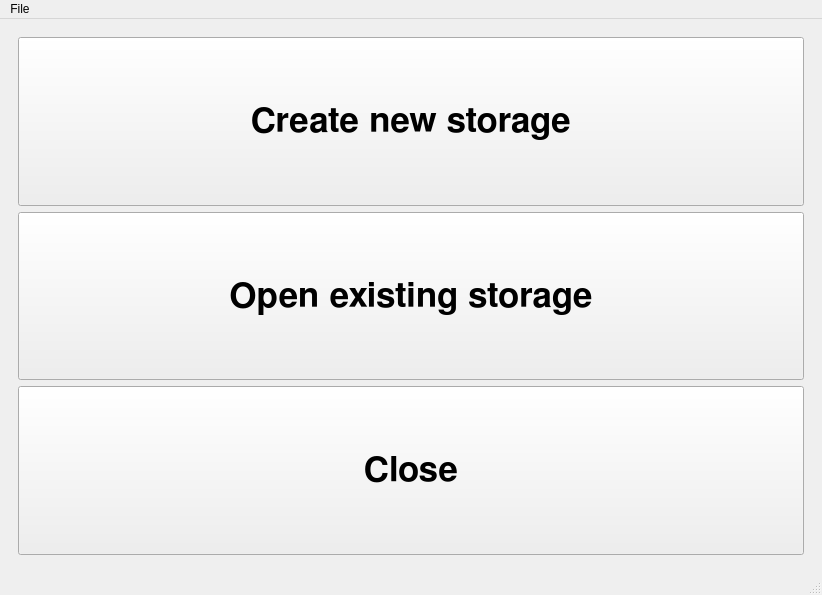
Above: ui designs/start.ui from jarvma18/passpy before the change. Below: the same form after it.
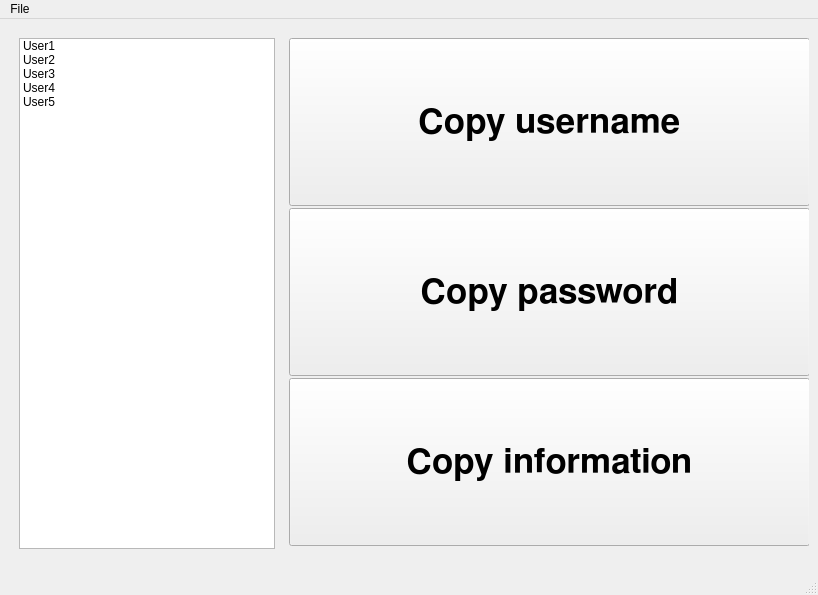
That is the form after the change. The open tabs and pages were chosen to show the change.

Commit message: Added existing storage view.

```diff
--- a/ui designs/start.ui
+++ b/ui designs/start.ui
@@ -6,7 +6,7 @@
    <rect>
     <x>0</x>
     <y>0</y>
-    <width>822</width>
+    <width>818</width>
     <height>595</height>
    </rect>
   </property>
@@ -275,6 +275,127 @@
         </property>
        </widget>
       </widget>
+      <widget class="QWidget" name="page_3">
+       <widget class="QListWidget" name="listWidget">
+        <property name="geometry">
+         <rect>
+          <x>10</x>
+          <y>10</y>
+          <width>256</width>
+          <height>511</height>
+         </rect>
+        </property>
+        <item>
+         <property name="text">
+          <string>User1</string>
+         </property>
+        </item>
+        <item>
+         <property name="text">
+          <string>User2</string>
+         </property>
+        </item>
+        <item>
+         <property name="text">
+          <string>User3</string>
+         </property>
+        </item>
+        <item>
+         <property name="text">
+          <string>User4</string>
+         </property>
+        </item>
+        <item>
+         <property name="text">
+          <string>User5</string>
+         </property>
+        </item>
+       </widget>
+       <widget class="QPushButton" name="pushButton_6">
+        <property name="geometry">
+         <rect>
+          <x>280</x>
+          <y>10</y>
+          <width>521</width>
+          <height>168</height>
+         </rect>
+        </property>
+        <property name="sizePolicy">
+         <sizepolicy hsizetype="Minimum" vsizetype="MinimumExpanding">
+          <horstretch>0</horstretch>
+          <verstretch>0</verstretch>
+         </sizepolicy>
+        </property>
+        <property name="font">
+         <font>
+          <family>FreeSans</family>
+          <pointsize>26</pointsize>
+          <weight>75</weight>
+          <italic>false</italic>
+          <bold>true</bold>
+         </font>
+        </property>
+        <property name="text">
+         <string>Copy username</string>
+        </property>
+       </widget>
+       <widget class="QPushButton" name="pushButton_7">
+        <property name="geometry">
+         <rect>
+          <x>280</x>
+          <y>180</y>
+          <width>521</width>
+          <height>168</height>
+         </rect>
+        </property>
+        <property name="sizePolicy">
+         <sizepolicy hsizetype="Minimum" vsizetype="MinimumExpanding">
+          <horstretch>0</horstretch>
+          <verstretch>0</verstretch>
+         </sizepolicy>
+        </property>
+        <property name="font">
+         <font>
+          <family>FreeSans</family>
+          <pointsize>26</pointsize>
+          <weight>75</weight>
+          <italic>false</italic>
+          <bold>true</bold>
+         </font>
+        </property>
+        <property name="text">
+         <string>Copy password</string>
+        </property>
+       </widget>
+       <widget class="QPushButton" name="pushButton_8">
+        <property name="geometry">
+         <rect>
+          <x>280</x>
+          <y>350</y>
+          <width>521</width>
+          <height>168</height>
+         </rect>
+        </property>
+        <property name="sizePolicy">
+         <sizepolicy hsizetype="Minimum" vsizetype="MinimumExpanding">
+          <horstretch>0</horstretch>
+          <verstretch>0</verstretch>
+         </sizepolicy>
+        </property>
+        <property name="font">
+         <font>
+          <family>FreeSans</family>
+          <pointsize>26</pointsize>
+          <weight>75</weight>
+          <italic>false</italic>
+          <bold>true</bold>
+         </font>
+        </property>
+        <property name="text">
+         <string>Copy information</string>
+        </property>
+       </widget>
+      </widget>
      </widget>
     </item>
    </layout>
@@ -284,7 +405,7 @@
     <rect>
      <x>0</x>
      <y>0</y>
-     <width>822</width>
+     <width>818</width>
      <height>22</height>
     </rect>
    </property>
```
Left out of the diff: 2 changed lines with no effect on the pictures.
